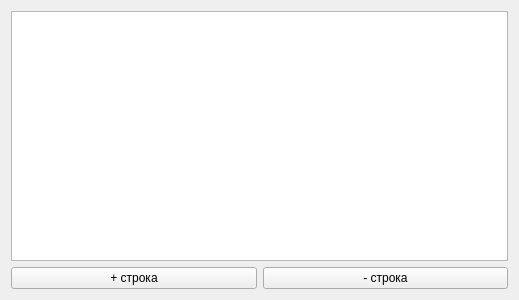
Qt form practice/widget.ui (belyakov-am/summer-practice-2019) before a commit.
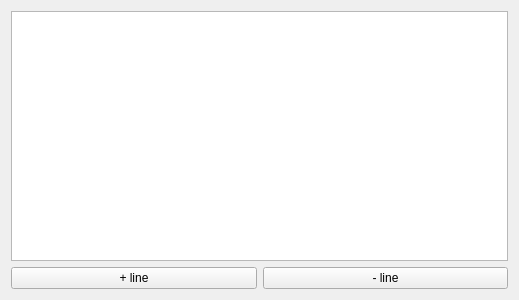
The same form after that commit.

```diff
--- a/practice/widget.ui
+++ b/practice/widget.ui
@@ -24,14 +24,14 @@
        <item>
         <widget class="QPushButton" name="insertRowAction">
          <property name="text">
-          <string>+ строка</string>
+          <string>+ line</string>
          </property>
         </widget>
        </item>
        <item>
         <widget class="QPushButton" name="removeRowAction">
          <property name="text">
-          <string>- строка</string>
+          <string>- line</string>
          </property>
         </widget>
        </item>
```
